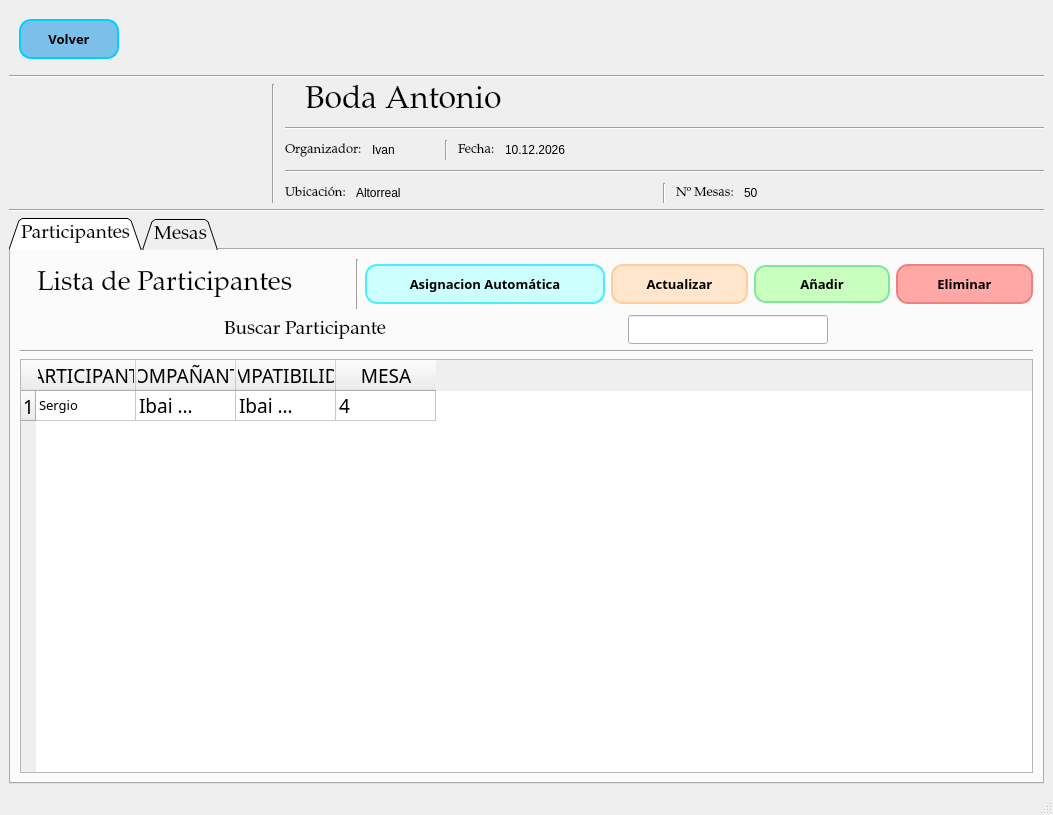
IvanJesusCorbalanPascual/Gestor-de-Eventos, file src/ui/GestionDeEventos.ui: the form before one commit.
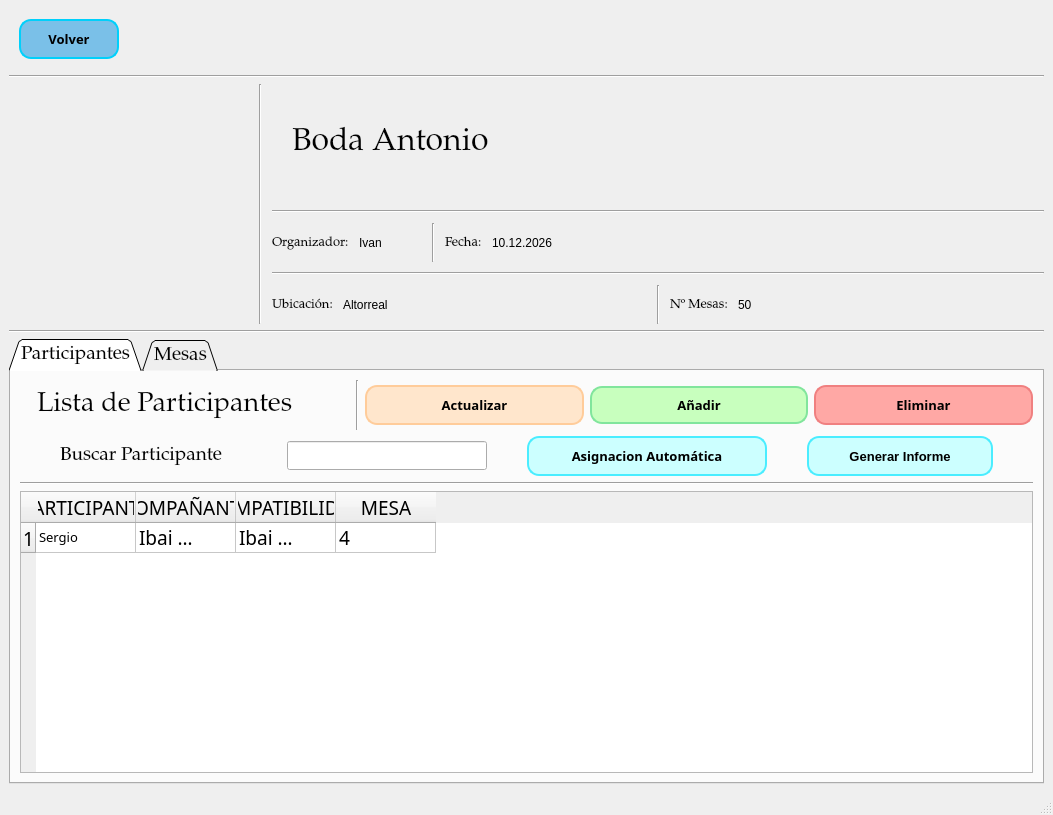
The form after the commit. The open tabs and pages were chosen to show the change. Icons and pictures are not drawn.

Commit message:
asignacion automatica
he cogido una version antigua del proyecto *comit buscar participante'
y he creado el asignacion automatica para evitar que el codigo ya escrito causara problemas

```diff
--- a/src/ui/GestionDeEventos.ui
+++ b/src/ui/GestionDeEventos.ui
@@ -14,7 +14,7 @@
    <string>MainWindow</string>
   </property>
   <widget class="QWidget" name="centralwidget">
-   <layout class="QVBoxLayout" name="verticalLayout_2" stretch="1,0,7">
+   <layout class="QVBoxLayout" name="verticalLayout_2" stretch="1,2,3">
     <item>
      <layout class="QVBoxLayout" name="verticalLayout_5" stretch="0,0,0">
       <item>
@@ -100,15 +100,21 @@
            <bool>true</bool>
           </property>
           <property name="sizePolicy">
-           <sizepolicy hsizetype="Minimum" vsizetype="Fixed">
+           <sizepolicy hsizetype="Fixed" vsizetype="Fixed">
             <horstretch>0</horstretch>
             <verstretch>0</verstretch>
            </sizepolicy>
           </property>
+          <property name="minimumSize">
+           <size>
+            <width>240</width>
+            <height>240</height>
+           </size>
+          </property>
           <property name="maximumSize">
            <size>
-            <width>2000</width>
-            <height>200</height>
+            <width>240</width>
+            <height>240</height>
            </size>
           </property>
           <property name="sizeIncrement">
@@ -489,43 +495,6 @@
                 </property>
                </widget>
               </item>
-              <item>
-               <widget class="QPushButton" name="btnAsignacionAutomatica">
-                <property name="minimumSize">
-                 <size>
-                  <width>240</width>
-                  <height>40</height>
-                 </size>
-                </property>
-                <property name="font">
-                 <font>
-                  <family>Alef</family>
-                  <pointsize>10</pointsize>
-                  <weight>75</weight>
-                  <italic>false</italic>
-                  <bold>true</bold>
-                 </font>
-                </property>
-                <property name="cursor">
-                 <cursorShape>PointingHandCursor</cursorShape>
-                </property>
-                <property name="styleSheet">
-                 <string notr="true">QWidget {
-    background-color: rgb(204, 255, 255); /* Un azul cian o turquesa muy pálido */
-	font-weight: bold;
-border-radius: 12px; /* Bordes Redondeados para todos los botones */
-	border: 2px solid #4AEDFF; /* Borde sutil */
-font-weight: bold;
-}
-QPushButton#btnAsignacionAutomatica:hover {
-    background-color: #4AEDFF;
-}</string>
-                </property>
-                <property name="text">
-                 <string>Asignacion Automática</string>
-                </property>
-               </widget>
-              </item>
               <item>
                <widget class="QPushButton" name="btnActualizarParticipante">
                 <property name="minimumSize">
@@ -679,6 +648,79 @@
                 </property>
                </widget>
               </item>
+              <item>
+               <widget class="QPushButton" name="btnAsignacionAutomatica">
+                <property name="minimumSize">
+                 <size>
+                  <width>240</width>
+                  <height>40</height>
+                 </size>
+                </property>
+                <property name="font">
+                 <font>
+                  <family>Alef</family>
+                  <pointsize>10</pointsize>
+                  <weight>75</weight>
+                  <italic>false</italic>
+                  <bold>true</bold>
+                 </font>
+                </property>
+                <property name="cursor">
+                 <cursorShape>PointingHandCursor</cursorShape>
+                </property>
+                <property name="styleSheet">
+                 <string notr="true">QWidget {
+    background-color: rgb(204, 255, 255); /* Un azul cian o turquesa muy pálido */
+	font-weight: bold;
+border-radius: 12px; /* Bordes Redondeados para todos los botones */
+	border: 2px solid #4AEDFF; /* Borde sutil */
+font-weight: bold;
+}
+QPushButton#btnAsignacionAutomatica:hover {
+    background-color: #4AEDFF;
+}</string>
+                </property>
+                <property name="text">
+                 <string>Asignacion Automática</string>
+                </property>
+               </widget>
+              </item>
+              <item>
+               <widget class="QPushButton" name="btnGenerarInforme">
+                <property name="minimumSize">
+                 <size>
+                  <width>0</width>
+                  <height>40</height>
+                 </size>
+                </property>
+                <property name="font">
+                 <font>
+                  <family>Arial</family>
+                  <pointsize>10</pointsize>
+                  <weight>75</weight>
+                  <bold>true</bold>
+                 </font>
+                </property>
+                <property name="cursor">
+                 <cursorShape>PointingHandCursor</cursorShape>
+                </property>
+                <property name="styleSheet">
+                 <string notr="true">QWidget {
+    background-color: rgb(204, 255, 255); /* Un azul cian o turquesa muy pálido */
+	font-weight: bold;
+border-radius: 12px; /* Bordes Redondeados para todos los botones */
+	border: 2px solid #4AEDFF; /* Borde sutil */
+font-weight: bold;
+}
+QPushButton#btnGenerarInforme:hover {
+    background-color: #4AEDFF;
+}</string>
+                </property>
+                <property name="text">
+                 <string>Generar Informe</string>
+                </property>
+               </widget>
+              </item>
              </layout>
             </item>
             <item>
```
Left out of the diff: 10 changed lines with no effect on the pictures. The commit also changes 13 other files.
